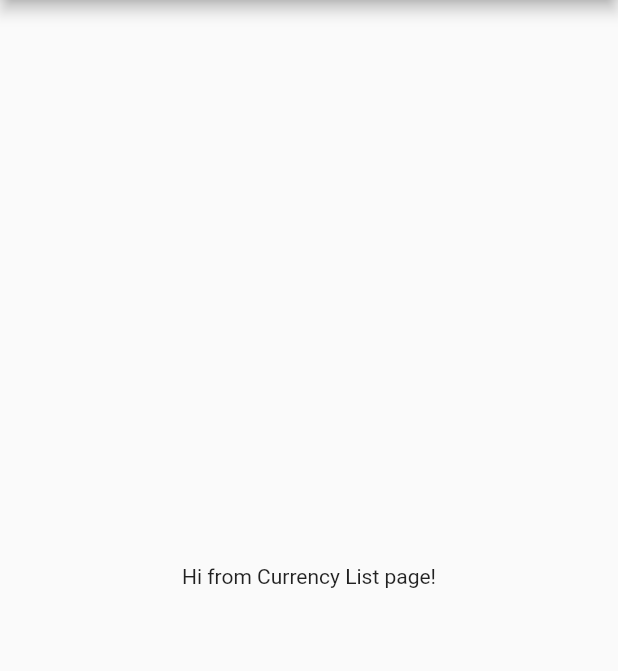
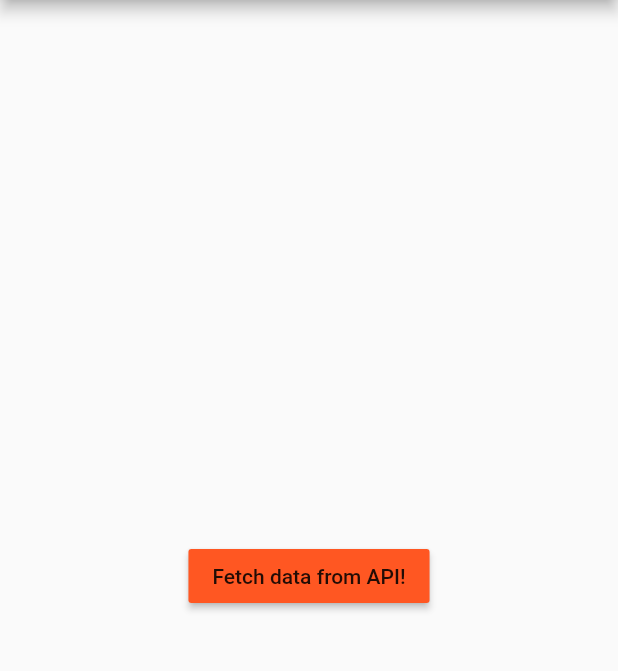
Before and after one commit to nikhilbansal97/Blip, a Flutter app: the screen it shows after launch, on a phone screen of 412 x 824 dp, the part 84-755 px from its top. Run offline on Flutter 3.47's test engine with Material 2 defaults, Android fonts, the phone set to English and light mode, and no system bars.

Commit message:
Added API call to fetch the latest exchange rates.

```diff
--- a/lib/main.dart
+++ b/lib/main.dart
@@ -8,6 +8,7 @@ class MyApp extends StatelessWidget {
   Widget build(BuildContext context) {
     return MaterialApp(
       title: 'Flutter Demo',
+      debugShowCheckedModeBanner: false,
       theme: ThemeData(
         primarySwatch: Colors.orange,
       ),
--- /dev/null
+++ b/lib/network/api_service.dart
@@ -0,0 +1,14 @@
+import 'package:blip/utils/app_constants.dart';
+import 'package:http/http.dart' as http;
+
+class ApiService {
+  static void fetchLatestExchangeRates() {
+    String url = _createUrlForLatestPosts();
+    Future<http.Response> response = http.get(url);
+    response.then((value) => {print(value.body)});
+  }
+
+  static String _createUrlForLatestPosts() {
+    return "$BASE_URL/$PATH_API/$PATH_LATEST?$PARAM_ACCESS_KEY=$ACCESS_KEY";
+  }
+}
--- a/lib/pages/currency_list_page.dart
+++ b/lib/pages/currency_list_page.dart
@@ -1,3 +1,4 @@
+import 'package:blip/network/api_service.dart';
 import 'package:flutter/material.dart';
 
 class CurrencyListPage extends StatefulWidget {
@@ -19,7 +20,13 @@ class _CurrencyListPageState extends State<CurrencyListPage> {
         title: Text(widget.title),
       ),
       body: Center(
-        child: Text("Hi from Currency List page!"),
+        child: MaterialButton(
+          child: Text("Fetch data from API!"),
+          onPressed: () {
+            ApiService.fetchLatestExchangeRates();
+          },
+          color: Colors.deepOrange,
+        ),
       ),
     );
   }
--- /dev/null
+++ b/lib/utils/app_constants.dart
@@ -0,0 +1,8 @@
+const String BASE_URL = "http://data.fixer.io";
+
+const String PATH_API = "api";
+const String PATH_LATEST = "latest";
+
+const String PARAM_ACCESS_KEY = "access_key";
+
+const String ACCESS_KEY = "8b4604cd1c6ef692b517094035271f2d";
--- a/pubspec.yaml
+++ b/pubspec.yaml
@@ -14,7 +14,7 @@ description: Flutter app to check the latest Exchange rates of the currency.
 version: 1.0.0+1
 
 environment:
-  sdk: ">=2.1.0 <3.0.0"
+  sdk: ">=2.2.0 <3.0.0"
 
 dependencies:
   flutter:
@@ -23,6 +23,7 @@ dependencies:
   # The following adds the Cupertino Icons font to your application.
   # Use with the CupertinoIcons class for iOS style icons.
   cupertino_icons: ^0.1.2
+  http: ^0.12.0+4
 
 dev_dependencies:
   flutter_test:
```
Also changed, not shown: pubspec.lock.
